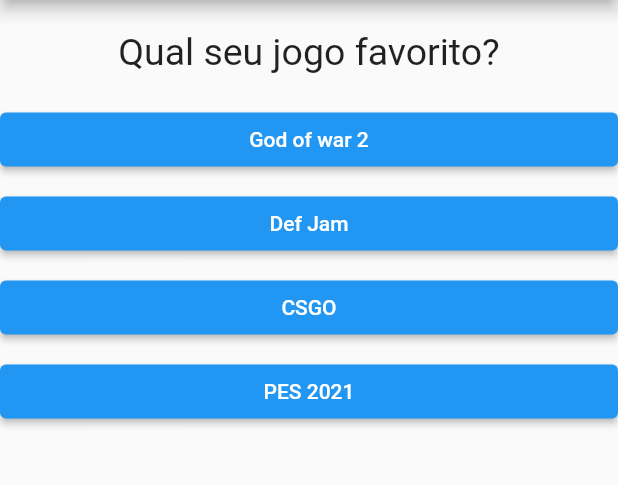
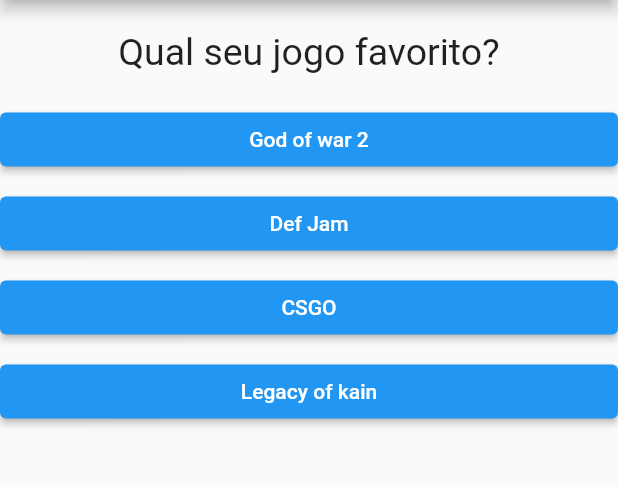
Before and after one commit to richellyitalo/estudos-flutter, a Flutter app: the screen it shows after launch, on a phone screen of 412 x 824 dp, the part 84-569 px from its top. Run offline on Flutter 3.47's test engine with Material 2 defaults, Android fonts, the phone set to English and light mode, and no system bars.

Commit message:
Map de alternativas com notas

```diff
--- a/quiz/lib/main.dart
+++ b/quiz/lib/main.dart
@@ -10,15 +10,30 @@
   final List<Map<String, Object>> _perguntas = const [
     {
       'texto': 'Qual seu jogo favorito?',
-      'alternativas': ['God of war 2', 'Def Jam', 'CSGO', 'PES 2021']
+      'alternativas': [
+        {'texto': 'God of war 2', 'nota': 2},
+        {'texto': 'Def Jam', 'nota': 8},
+        {'texto': 'CSGO', 'nota': 1},
+        {'texto': 'Legacy of kain', 'nota': 10},
+      ]
     },
     {
       'texto': 'Qual seu time do coração?',
-      'alternativas': ['Vasco da gama', 'Flamengo', 'Grêmio', 'Chelsea']
+      'alternativas': [
+        {'texto': 'Vasco da gama', 'nota': 9},
+        {'texto': 'Flamengo', 'nota': 5},
+        {'texto': 'Grêmio', 'nota': 2},
+        {'texto': 'Chelsea', 'nota': 10},
+      ]
     },
     {
       'texto': 'Qual sua linguagem de programação favorita?',
-      'alternativas': ['PHP', 'Javascript', 'Python', 'Java']
+      'alternativas': [
+        {'texto': 'PHP', 'nota': 8},
+        {'texto': 'Javascript', 'nota': 7},
+        {'texto': 'Python', 'nota': 10},
+        {'texto': 'Java', 'nota': 1},
+      ]
     }
   ];
 
--- a/quiz/lib/questionario.dart
+++ b/quiz/lib/questionario.dart
@@ -19,12 +19,12 @@
 
   @override
   Widget build(BuildContext context) {
-    List<String> alternativas = temPerguntaSelecionada
+    List<Map<String, Object>> alternativas = temPerguntaSelecionada
         ? perguntas[perguntaSelecionada]['alternativas']
         : null;
 
     List<Widget> alternativasWidget = temPerguntaSelecionada
-        ? alternativas.map((t) => Resposta(t, fnResponder)).toList()
+        ? alternativas.map((opcao) => Resposta(opcao['texto'], fnResponder)).toList()
         : null;
 
     return Column(
```
